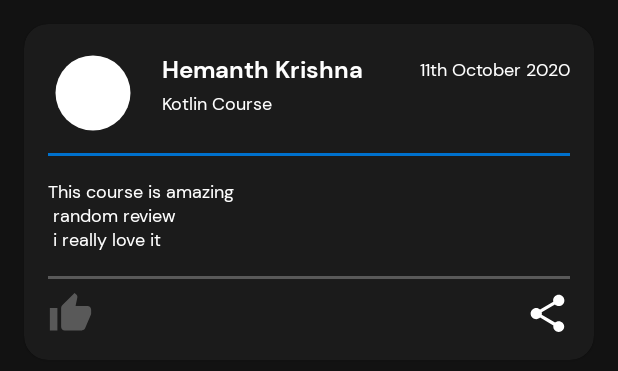
After one commit to DarthBenro008/EduIn, an Android app: the layout community_item.xml on its own in the app's theme, with its tools: preview values and no code run, on a phone screen of 412 x 824 dp. The commit adds this screen. Shown: the top 371 px of the screen. Run offline under Robolectric (Android 15) with nearby library versions, the phone set to English and light mode, and no system bars.

Commit message:
add: community_fragment

```diff
--- a/app/build.gradle
+++ b/app/build.gradle
@@ -79,6 +79,9 @@ dependencies {
     debugImplementation 'com.readystatesoftware.chuck:library:1.1.0'
     releaseImplementation 'com.readystatesoftware.chuck:library-no-op:1.1.0'
 
+    //Search
+    implementation 'com.github.mancj:MaterialSearchBar:0.8.5'
+
 
 
 }
--- /dev/null
+++ b/app/src/main/res/drawable/ic_baseline_share_24.xml
@@ -0,0 +1,10 @@
+<vector xmlns:android="http://schemas.android.com/apk/res/android"
+    android:width="24dp"
+    android:height="24dp"
+    android:viewportWidth="24"
+    android:viewportHeight="24"
+    android:tint="?attr/colorControlNormal">
+  <path
+      android:fillColor="@android:color/white"
+      android:pathData="M18,16.08c-0.76,0 -1.44,0.3 -1.96,0.77L8.91,12.7c0.05,-0.23 0.09,-0.46 0.09,-0.7s-0.04,-0.47 -0.09,-0.7l7.05,-4.11c0.54,0.5 1.25,0.81 2.04,0.81 1.66,0 3,-1.34 3,-3s-1.34,-3 -3,-3 -3,1.34 -3,3c0,0.24 0.04,0.47 0.09,0.7L8.04,9.81C7.5,9.31 6.79,9 6,9c-1.66,0 -3,1.34 -3,3s1.34,3 3,3c0.79,0 1.5,-0.31 2.04,-0.81l7.12,4.16c-0.05,0.21 -0.08,0.43 -0.08,0.65 0,1.61 1.31,2.92 2.92,2.92 1.61,0 2.92,-1.31 2.92,-2.92s-1.31,-2.92 -2.92,-2.92z"/>
+</vector>
--- /dev/null
+++ b/app/src/main/res/drawable/ic_baseline_thumb_up_24.xml
@@ -0,0 +1,10 @@
+<vector xmlns:android="http://schemas.android.com/apk/res/android"
+    android:width="24dp"
+    android:height="24dp"
+    android:viewportWidth="24"
+    android:viewportHeight="24"
+    android:tint="?attr/colorControlNormal">
+  <path
+      android:fillColor="@android:color/white"
+      android:pathData="M1,21h4L5,9L1,9v12zM23,10c0,-1.1 -0.9,-2 -2,-2h-6.31l0.95,-4.57 0.03,-0.32c0,-0.41 -0.17,-0.79 -0.44,-1.06L14.17,1 7.59,7.59C7.22,7.95 7,8.45 7,9v10c0,1.1 0.9,2 2,2h9c0.83,0 1.54,-0.5 1.84,-1.22l3.02,-7.05c0.09,-0.23 0.14,-0.47 0.14,-0.73v-2z"/>
+</vector>
--- /dev/null
+++ b/app/src/main/res/layout/community_item.xml
@@ -0,0 +1,124 @@
+<?xml version="1.0" encoding="utf-8"?>
+<androidx.constraintlayout.widget.ConstraintLayout xmlns:android="http://schemas.android.com/apk/res/android"
+    xmlns:app="http://schemas.android.com/apk/res-auto"
+    xmlns:tools="http://schemas.android.com/tools"
+    android:layout_width="match_parent"
+    android:layout_height="wrap_content">
+
+    <androidx.cardview.widget.CardView
+        android:layout_width="0dp"
+        android:layout_height="wrap_content"
+        android:layout_marginStart="16dp"
+        android:layout_marginTop="16dp"
+        android:layout_marginEnd="16dp"
+        android:layout_marginBottom="16dp"
+        app:cardCornerRadius="16dp"
+        app:layout_constraintBottom_toBottomOf="parent"
+        app:layout_constraintEnd_toEndOf="parent"
+        app:layout_constraintStart_toStartOf="parent"
+        app:layout_constraintTop_toTopOf="parent">
+
+        <androidx.constraintlayout.widget.ConstraintLayout
+            android:layout_width="match_parent"
+            android:layout_height="match_parent">
+
+            <ImageView
+                android:id="@+id/imageView2"
+                android:layout_width="60dp"
+                android:layout_height="60dp"
+                android:layout_marginStart="16dp"
+                android:layout_marginTop="16dp"
+                app:layout_constraintStart_toStartOf="parent"
+                app:layout_constraintTop_toTopOf="parent"
+                app:srcCompat="@drawable/ic_baseline_brightness_1_24"
+                app:tint="@color/primary_text_color" />
+
+            <TextView
+                android:id="@+id/textView"
+                android:layout_width="wrap_content"
+                android:layout_height="wrap_content"
+                android:layout_marginStart="16dp"
+                android:layout_marginTop="4dp"
+                android:fontFamily="@font/dm_sans_bold"
+                android:text="Hemanth Krishna"
+                android:textSize="16sp"
+                app:layout_constraintStart_toEndOf="@+id/imageView2"
+                app:layout_constraintTop_toTopOf="@+id/imageView2" />
+
+            <TextView
+                android:id="@+id/textView2"
+                android:layout_width="wrap_content"
+                android:layout_height="wrap_content"
+                android:layout_marginTop="4dp"
+                android:text="Kotlin Course"
+                android:textSize="12sp"
+                app:layout_constraintStart_toStartOf="@+id/textView"
+                app:layout_constraintTop_toBottomOf="@+id/textView" />
+
+            <TextView
+                android:id="@+id/textView3"
+                android:layout_width="wrap_content"
+                android:layout_height="wrap_content"
+                android:layout_marginEnd="16dp"
+                android:text="11th October 2020"
+                android:textSize="12sp"
+                app:layout_constraintBottom_toBottomOf="@+id/textView"
+                app:layout_constraintEnd_toEndOf="parent"
+                app:layout_constraintTop_toTopOf="@+id/textView" />
+
+            <View
+                android:id="@+id/view"
+                android:layout_width="0dp"
+                android:layout_height="2dp"
+                android:layout_marginTop="10dp"
+                android:background="@color/blue_accent"
+                app:layout_constraintEnd_toEndOf="@+id/textView3"
+                app:layout_constraintStart_toStartOf="@+id/imageView2"
+                app:layout_constraintTop_toBottomOf="@+id/imageView2" />
+
+            <View
+                android:id="@+id/view2"
+                android:layout_width="0dp"
+                android:layout_height="2dp"
+                android:layout_marginTop="16dp"
+                android:background="@color/dark_grey_accent"
+                app:layout_constraintEnd_toEndOf="@+id/textView3"
+                app:layout_constraintHorizontal_bias="1.0"
+                app:layout_constraintStart_toStartOf="@+id/imageView2"
+                app:layout_constraintTop_toBottomOf="@+id/textView4" />
+
+            <TextView
+                android:id="@+id/textView4"
+                android:layout_width="0dp"
+                android:layout_height="wrap_content"
+                android:layout_marginTop="16dp"
+                android:text="This course is amazing \n random review \n i really love it"
+                android:textSize="12sp"
+                app:layout_constraintEnd_toEndOf="@+id/textView3"
+                app:layout_constraintStart_toStartOf="@+id/imageView2"
+                app:layout_constraintTop_toBottomOf="@+id/view" />
+
+            <ImageView
+                android:id="@+id/imageView3"
+                android:layout_width="30dp"
+                android:layout_height="30dp"
+                android:layout_marginTop="8dp"
+                android:layout_marginBottom="16dp"
+                app:layout_constraintBottom_toBottomOf="parent"
+                app:layout_constraintStart_toStartOf="@+id/view2"
+                app:layout_constraintTop_toBottomOf="@+id/view2"
+                app:srcCompat="@drawable/ic_baseline_thumb_up_24"
+                app:tint="@color/dark_grey_accent" />
+
+            <ImageView
+                android:id="@+id/imageView4"
+                android:layout_width="30dp"
+                android:layout_height="30dp"
+                android:layout_marginTop="8dp"
+                app:layout_constraintEnd_toEndOf="@+id/textView3"
+                app:layout_constraintTop_toBottomOf="@+id/view2"
+                app:srcCompat="@drawable/ic_baseline_share_24"
+                app:tint="@color/primary_text_color" />
+        </androidx.constraintlayout.widget.ConstraintLayout>
+    </androidx.cardview.widget.CardView>
+</androidx.constraintlayout.widget.ConstraintLayout>
--- a/build.gradle
+++ b/build.gradle
@@ -23,6 +23,7 @@ allprojects {
     repositories {
         google()
         jcenter()
+        maven { url "https://jitpack.io" }
     }
 }
 
```
Also changed, not shown: app/src/main/res/drawable/ic_group_76.xml (added, +21 -0 lines), app/src/main/res/drawable/ic_group_77.xml (added, +17 -0 lines), app/src/main/res/drawable/ic_rectangle_57.xml (added, +10 -0 lines), app/src/main/res/layout/community_fragment.xml (+40 -5 lines), app/src/main/res/layout/course_item.xml (added, +114 -0 lines).
